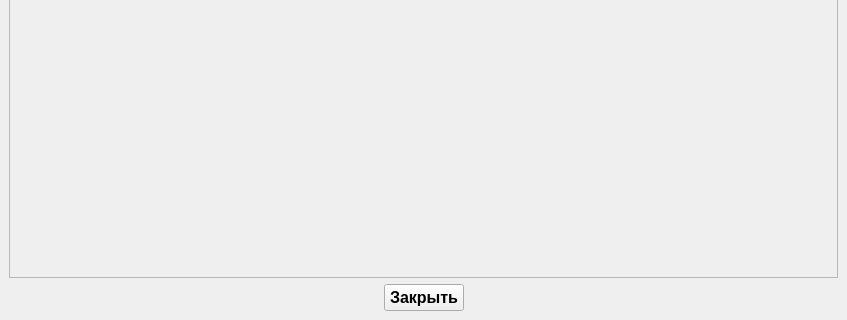
Old version of the form World_time_help.ui in the repository isva1960/World_time; both pictures show x 0 to 847 and y 427 to 747 of the 847 by 747 pixel window.
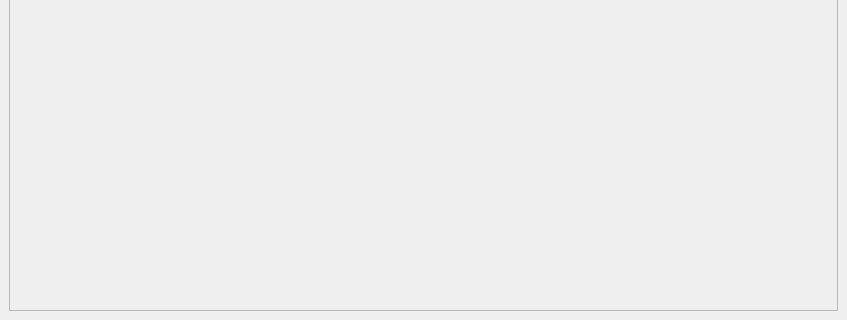
New version of the form. Icons and pictures are not drawn.

```diff
--- a/World_time_help.ui
+++ b/World_time_help.ui
@@ -18,7 +18,7 @@
   </property>
   <property name="maximumSize">
    <size>
-    <width>1100</width>
+    <width>1200</width>
     <height>871</height>
    </size>
   </property>
@@ -31,7 +31,7 @@
   </property>
   <widget class="QWidget" name="centralwidget">
    <layout class="QGridLayout" name="gridLayout">
-    <item row="0" column="0" colspan="3">
+    <item row="0" column="0" colspan="2">
      <widget class="QFrame" name="frame">
       <property name="minimumSize">
        <size>
@@ -47,45 +47,6 @@
       </property>
      </widget>
     </item>
-    <item row="1" column="0">
-     <spacer name="horizontalSpacer">
-      <property name="orientation">
-       <enum>Qt::Orientation::Horizontal</enum>
-      </property>
-      <property name="sizeHint" stdset="0">
-       <size>
-        <width>254</width>
-        <height>20</height>
-       </size>
-      </property>
-     </spacer>
-    </item>
-    <item row="1" column="1">
-     <widget class="QPushButton" name="pushB_Close">
-      <property name="font">
-       <font>
-        <pointsize>12</pointsize>
-        <bold>true</bold>
-       </font>
-      </property>
-      <property name="text">
-       <string>Закрыть</string>
-      </property>
-     </widget>
-    </item>
-    <item row="1" column="2">
-     <spacer name="horizontalSpacer_2">
-      <property name="orientation">
-       <enum>Qt::Orientation::Horizontal</enum>
-      </property>
-      <property name="sizeHint" stdset="0">
-       <size>
-        <width>254</width>
-        <height>20</height>
-       </size>
-      </property>
-     </spacer>
-    </item>
    </layout>
   </widget>
  </widget>
```
Left out of the diff: 19 changed lines with no effect on the pictures.
